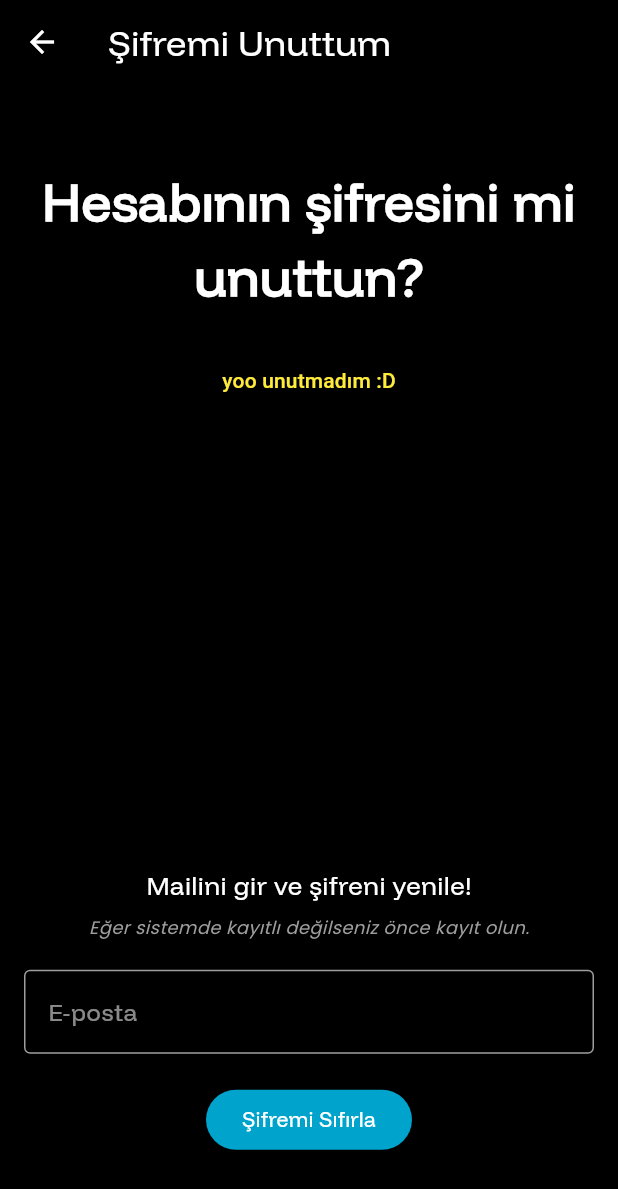
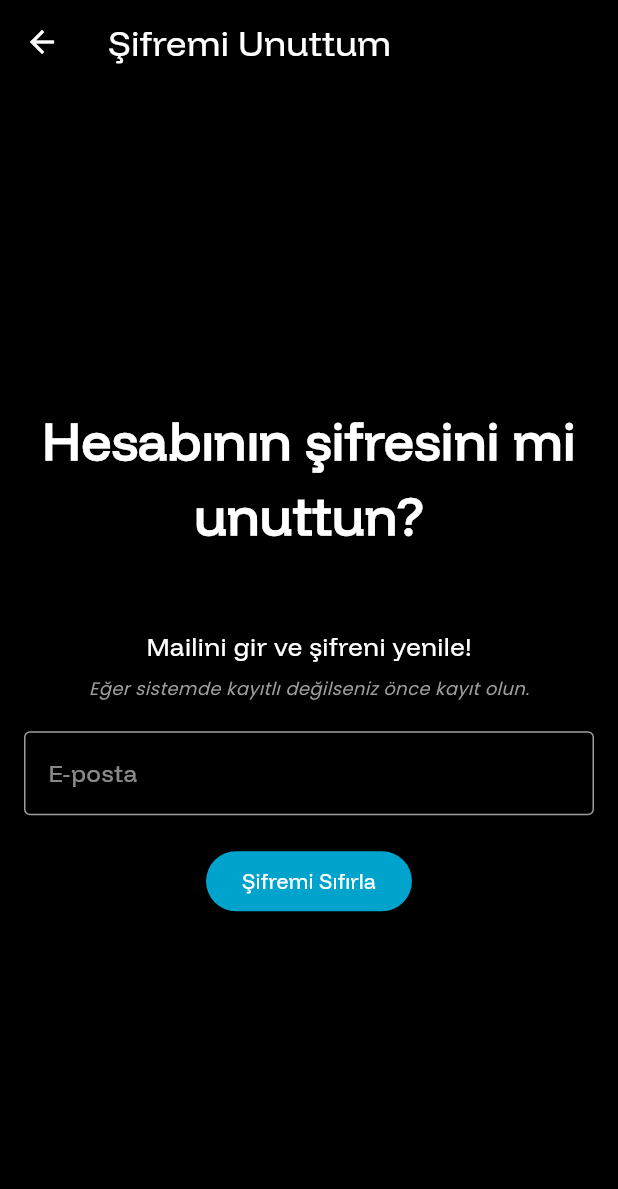
Before and after one commit to sadkxx/StokMatik-Flutter-Project, a Flutter app: the ForgotPasswordScreen screen opened directly, on a phone screen of 412 x 824 dp. Shown: the top 1189 px of the screen. Run offline on Flutter 3.47's test engine with Material 3 defaults, Android fonts, the phone set to English and light mode, and no system bars; drawn by our look-alikes of animated_text_kit; our stand-ins replace animated_search_bar, cloud_firestore, firebase_auth, firebase_core, intl_phone_field, lottie and 1 more; missing offline and left inert: flutter_icon_snackbar; accounts and stored records are empty.

Commit message:
Updated ŞifremiUnuttum.dart

```diff
--- a/lib/GirişEkranları/ŞifremiUnuttum.dart
+++ b/lib/GirişEkranları/ŞifremiUnuttum.dart
@@ -131,11 +131,7 @@ class _ForgotPasswordScreenState extends State<ForgotPasswordScreen> {
                 ],
                 isRepeatingAnimation: false,
               ),
-              SizedBox(height: 20),
-              TextButton(onPressed: () {
-                Navigator.pop(context);
-              }, child: Text(style: TextStyle(color: Colors.yellow),"yoo unutmadım :D")),
-              SizedBox(height: 300),
+              SizedBox(height: 50),
               Text(
                 "Mailini gir ve şifreni yenile!",
                 style: TextStyle(
```
